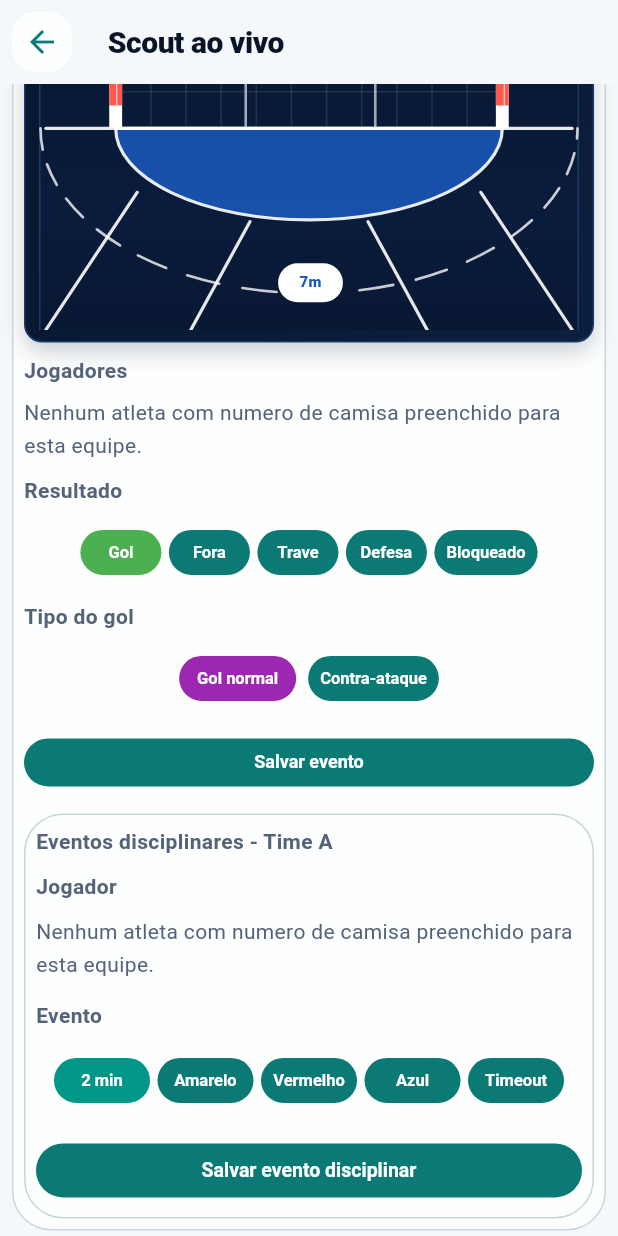
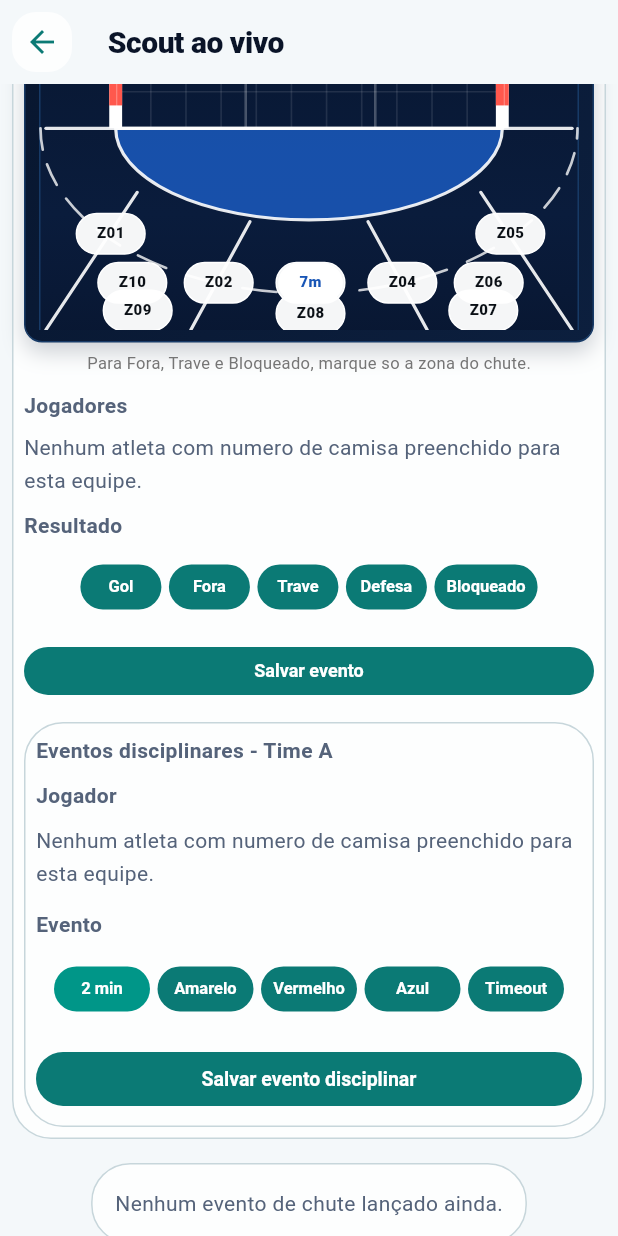
Before and after one commit to luzass/handbrasilstats, a Flutter app: the LiveScoutPage screen opened directly with empty values, scrolled down 576 dp, on a phone screen of 412 x 824 dp. Run offline on Flutter 3.47's test engine with Material 3 defaults, Android fonts, the phone set to English and light mode, and no system bars; our stand-ins replace file_picker, flutter_dotenv, flutter_riverpod, supabase_flutter; accounts and stored records are empty.

Commit message:
Ajusta zonas do scout e remove gol padrao

```diff
--- a/lib/modules/scout/live_scout_page.dart
+++ b/lib/modules/scout/live_scout_page.dart
@@ -32,14 +32,14 @@
   final String? playerId;
   final int? zoneId;
   final int? goalZoneId;
-  final String result;
+  final String? result;
   final String attackContext;
 
   const _ShotDraft({
     this.playerId,
     this.zoneId,
     this.goalZoneId,
-    this.result = 'goal',
+    this.result,
     this.attackContext = 'normal',
   });
 
@@ -574,11 +574,11 @@
     return '$mm:$ss';
   }
 
-  bool _goalZoneIsRequired(String result) {
+  bool _goalZoneIsRequired(String? result) {
     return result == 'goal' || result == 'saved';
   }
 
-  bool _attackContextApplies(String result) {
+  bool _attackContextApplies(String? result) {
     return result == 'goal';
   }
 
@@ -612,6 +612,13 @@
     if (draft.playerId == null || draft.zoneId == null) {
       setState(() {
         _errorMessage = 'Preencha jogador e zona do time da esquerda.';
+      });
+      return;
+    }
+
+    if (draft.result == null) {
+      setState(() {
+        _errorMessage = 'Selecione o resultado do lance do time da esquerda.';
       });
       return;
     }
@@ -642,7 +649,7 @@
         zoneId: draft.zoneId!,
         goalZoneId: _goalZoneIsRequired(draft.result) ? draft.goalZoneId : null,
         shotType: draft.zoneId == 11 ? 'seven_meter' : 'open_play',
-        shotResult: draft.result,
+        shotResult: draft.result!,
         attackContext: _attackContextApplies(draft.result)
             ? draft.attackContext
             : 'normal',
@@ -691,6 +698,13 @@
       return;
     }
 
+    if (draft.result == null) {
+      setState(() {
+        _errorMessage = 'Selecione o resultado do lance do time da direita.';
+      });
+      return;
+    }
+
     if (_goalZoneIsRequired(draft.result) && draft.goalZoneId == null) {
       setState(() {
         _errorMessage = 'Selecione a zona do gol do time da direita.';
@@ -717,7 +731,7 @@
         zoneId: draft.zoneId!,
         goalZoneId: _goalZoneIsRequired(draft.result) ? draft.goalZoneId : null,
         shotType: draft.zoneId == 11 ? 'seven_meter' : 'open_play',
-        shotResult: draft.result,
+        shotResult: draft.result!,
         attackContext: _attackContextApplies(draft.result)
             ? draft.attackContext
             : 'normal',
@@ -872,7 +886,7 @@
   }
 
   Widget _buildResultButtons({
-    required String selectedResult,
+    required String? selectedResult,
     required ValueChanged<String> onSelected,
     required bool compact,
   }) {
@@ -1659,7 +1673,7 @@
     required ValueChanged<int> onZoneSelected,
     required int? selectedGoalZoneId,
     required ValueChanged<int> onGoalZoneSelected,
-    required String selectedResult,
+    required String? selectedResult,
     required ValueChanged<String> onResultChanged,
     required String selectedAttackContext,
     required ValueChanged<String> onAttackContextChanged,
--- a/lib/widgets/scout_lance_map_selector.dart
+++ b/lib/widgets/scout_lance_map_selector.dart
@@ -41,6 +41,44 @@
     [2, 5, 8],
     [3, 6, 9],
   ];
+
+  static const Map<int, Offset> _shotZoneAnchors = {
+    1: Offset(0.13, sixMeterApexY + 0.02),
+    5: Offset(0.87, sixMeterApexY + 0.02),
+    10: Offset(0.17, nineMeterApexY - 0.02),
+    6: Offset(0.83, nineMeterApexY - 0.02),
+    2: Offset(0.33, nineMeterApexY - 0.02),
+    3: Offset(0.50, nineMeterApexY - 0.02),
+    4: Offset(0.67, nineMeterApexY - 0.02),
+    9: Offset(0.18, bottomY - 0.035),
+    8: Offset(0.50, bottomY - 0.03),
+    7: Offset(0.82, bottomY - 0.035),
+  };
+
+  Widget _shotMarker(
+    int zoneId,
+    Offset anchor,
+    double width,
+    double height,
+  ) {
+    final isSelected = selectedZoneId == zoneId;
+    final markerWidth = (width * 0.13).clamp(44.0, 66.0).toDouble();
+    final markerHeight = (height * 0.052).clamp(28.0, 38.0).toDouble();
+    final fontSize = (markerHeight * 0.34).clamp(10.0, 12.0).toDouble();
+
+    return Positioned(
+      left: (width * anchor.dx) - (markerWidth / 2),
+      top: (height * anchor.dy) - (markerHeight / 2),
+      child: _ShotZoneButton(
+        label: 'Z${zoneId.toString().padLeft(2, '0')}',
+        width: markerWidth,
+        height: markerHeight,
+        isSelected: isSelected,
+        onTap: enabled ? () => onZoneSelected(zoneId) : null,
+        fontSize: fontSize,
+      ),
+    );
+  }
 
   Widget _sevenMeterMarker(double width, double height) {
     final isSelected = selectedZoneId == 11;
@@ -142,14 +180,9 @@
                           painter: _ScoutLanceMapPainter(),
                         ),
                       ),
-                      Positioned.fill(
-                        child: _ShotZoneLayer(
-                          selectedZoneId: selectedZoneId,
-                          enabled: enabled,
-                          onZoneSelected: onZoneSelected,
-                        ),
-                      ),
                       _goalGrid(width, height),
+                      for (final entry in _shotZoneAnchors.entries)
+                        _shotMarker(entry.key, entry.value, width, height),
                       _sevenMeterMarker(width, height),
                     ],
                   ),
@@ -163,177 +196,64 @@
   }
 }
 
-class _ShotZoneLayer extends StatelessWidget {
-  final int? selectedZoneId;
-  final bool enabled;
-  final ValueChanged<int> onZoneSelected;
+class _ShotZoneButton extends StatelessWidget {
+  final String label;
+  final double width;
+  final double height;
+  final bool isSelected;
+  final VoidCallback? onTap;
+  final double fontSize;
 
-  const _ShotZoneLayer({
-    required this.selectedZoneId,
-    required this.enabled,
-    required this.onZoneSelected,
+  const _ShotZoneButton({
+    required this.label,
+    required this.width,
+    required this.height,
+    required this.isSelected,
+    required this.onTap,
+    required this.fontSize,
   });
 
   @override
   Widget build(BuildContext context) {
-    return LayoutBuilder(
-      builder: (context, constraints) {
-        final size = Size(constraints.maxWidth, constraints.maxHeight);
-
-        return GestureDetector(
-          behavior: HitTestBehavior.translucent,
-          onTapUp: enabled
-              ? (details) {
-                  final zoneId = _ShotZoneGeometry.hitTest(
-                    details.localPosition,
-                    size,
-                  );
-                  if (zoneId != null) {
-                    onZoneSelected(zoneId);
-                  }
-                }
-              : null,
-          child: CustomPaint(
-            painter: _ShotZoneHighlightPainter(selectedZoneId),
+    return Material(
+      color: Colors.transparent,
+      child: InkWell(
+        borderRadius: BorderRadius.circular(999),
+        onTap: onTap,
+        child: AnimatedContainer(
+          duration: const Duration(milliseconds: 120),
+          width: width,
+          height: height,
+          alignment: Alignment.center,
+          decoration: BoxDecoration(
+            color: isSelected
+                ? const Color(0xFFFFD33D).withValues(alpha: 0.92)
+                : Colors.white.withValues(alpha: 0.96),
+            borderRadius: BorderRadius.circular(999),
+            border: Border.all(
+              color: isSelected ? const Color(0xFFFFE76A) : Colors.white,
+              width: isSelected ? 2.0 : 1.0,
+            ),
+            boxShadow: [
+              if (isSelected)
+                BoxShadow(
+                  color: const Color(0xFFFFD33D).withValues(alpha: 0.42),
+                  blurRadius: 14,
+                  spreadRadius: 1,
+                ),
+            ],
           ),
-        );
-      },
+          child: Text(
+            label,
+            style: TextStyle(
+              color: const Color(0xFF0B1016),
+              fontSize: fontSize,
+              fontWeight: FontWeight.w900,
+            ),
+          ),
+        ),
+      ),
     );
-  }
-}
-
-class _ShotZoneHighlightPainter extends CustomPainter {
-  final int? selectedZoneId;
-
-  const _ShotZoneHighlightPainter(this.selectedZoneId);
-
-  @override
-  void paint(Canvas canvas, Size size) {
-    if (selectedZoneId == null || selectedZoneId == 11) {
-      return;
-    }
-
-    final path = _ShotZoneGeometry.pathFor(selectedZoneId!, size);
-    if (path == null) {
-      return;
-    }
-
-    final fillPaint = Paint()
-      ..color = const Color(0xFFFFD33D).withValues(alpha: 0.46)
-      ..style = PaintingStyle.fill;
-    final strokePaint = Paint()
-      ..color = const Color(0xFFFFE76A)
-      ..strokeWidth = size.width * 0.006
-      ..style = PaintingStyle.stroke
-      ..strokeJoin = StrokeJoin.round;
-
-    canvas.drawPath(path, fillPaint);
-    canvas.drawPath(path, strokePaint);
-  }
-
-  @override
-  bool shouldRepaint(covariant _ShotZoneHighlightPainter oldDelegate) {
-    return oldDelegate.selectedZoneId != selectedZoneId;
-  }
-}
-
-class _ShotZoneGeometry {
-  static const List<int> _zoneOrder = [1, 5, 10, 6, 2, 3, 4, 9, 8, 7];
-
-  static int? hitTest(Offset position, Size size) {
-    for (final zoneId in _zoneOrder) {
-      final path = pathFor(zoneId, size);
-      if (path != null && path.contains(position)) {
-        return zoneId;
-      }
-    }
-    return null;
-  }
-
-  static Path? pathFor(int zoneId, Size size) {
-    final width = size.width;
-    final height = size.height;
-
-    switch (zoneId) {
-      case 1:
-        return Path()
-          ..moveTo(0, height * 0.36)
-          ..lineTo(width * 0.14, height * 0.36)
-          ..quadraticBezierTo(width * 0.145, height * 0.44, width * 0.18, height * 0.465)
-          ..lineTo(width * 0.10, height * 0.53)
-          ..lineTo(0, height * 0.45)
-          ..close();
-      case 5:
-        return Path()
-          ..moveTo(width, height * 0.36)
-          ..lineTo(width * 0.86, height * 0.36)
-          ..quadraticBezierTo(width * 0.855, height * 0.44, width * 0.82, height * 0.465)
-          ..lineTo(width * 0.90, height * 0.53)
-          ..lineTo(width, height * 0.45)
-          ..close();
-      case 10:
-        return Path()
-          ..moveTo(0, height * 0.45)
-          ..lineTo(width * 0.10, height * 0.53)
-          ..lineTo(width * 0.18, height * 0.58)
-          ..lineTo(width * 0.03, height * 0.61)
-          ..lineTo(0, height * 0.54)
-          ..close();
-      case 6:
-        return Path()
-          ..moveTo(width, height * 0.45)
-          ..lineTo(width * 0.90, height * 0.53)
-          ..lineTo(width * 0.82, height * 0.58)
-          ..lineTo(width * 0.97, height * 0.61)
-          ..lineTo(width, height * 0.54)
-          ..close();
-      case 2:
-        return Path()
-          ..moveTo(width * 0.18, height * 0.465)
-          ..quadraticBezierTo(width * 0.27, height * 0.505, width * 0.39, height * 0.515)
-          ..lineTo(width * 0.34, height * 0.62)
-          ..lineTo(width * 0.18, height * 0.58)
-          ..lineTo(width * 0.10, height * 0.53)
-          ..close();
-      case 3:
-        return Path()
-          ..moveTo(width * 0.39, height * 0.515)
-          ..quadraticBezierTo(width * 0.50, height * 0.535, width * 0.61, height * 0.515)
-          ..lineTo(width * 0.66, height * 0.62)
-          ..quadraticBezierTo(width * 0.50, height * 0.65, width * 0.34, height * 0.62)
-          ..close();
-      case 4:
-        return Path()
-          ..moveTo(width * 0.61, height * 0.515)
-          ..quadraticBezierTo(width * 0.73, height * 0.505, width * 0.82, height * 0.465)
-          ..lineTo(width * 0.90, height * 0.53)
-          ..lineTo(width * 0.82, height * 0.58)
-          ..lineTo(width * 0.66, height * 0.62)
-          ..close();
-      case 9:
-        return Path()
-          ..moveTo(width * 0.03, height * 0.61)
-          ..lineTo(width * 0.34, height * 0.62)
-          ..lineTo(width * 0.28, height * ScoutLanceMapSelector.bottomY)
-          ..lineTo(width * 0.01, height * ScoutLanceMapSelector.bottomY)
-          ..close();
-      case 8:
-        return Path()
-          ..moveTo(width * 0.34, height * 0.62)
-          ..quadraticBezierTo(width * 0.50, height * 0.65, width * 0.66, height * 0.62)
-          ..lineTo(width * 0.72, height * ScoutLanceMapSelector.bottomY)
-          ..lineTo(width * 0.28, height * ScoutLanceMapSelector.bottomY)
-          ..close();
-      case 7:
-        return Path()
-          ..moveTo(width * 0.66, height * 0.62)
-          ..lineTo(width * 0.97, height * 0.61)
-          ..lineTo(width * 0.99, height * ScoutLanceMapSelector.bottomY)
-          ..lineTo(width * 0.72, height * ScoutLanceMapSelector.bottomY)
-          ..close();
-      default:
-        return null;
-    }
   }
 }
 
```
